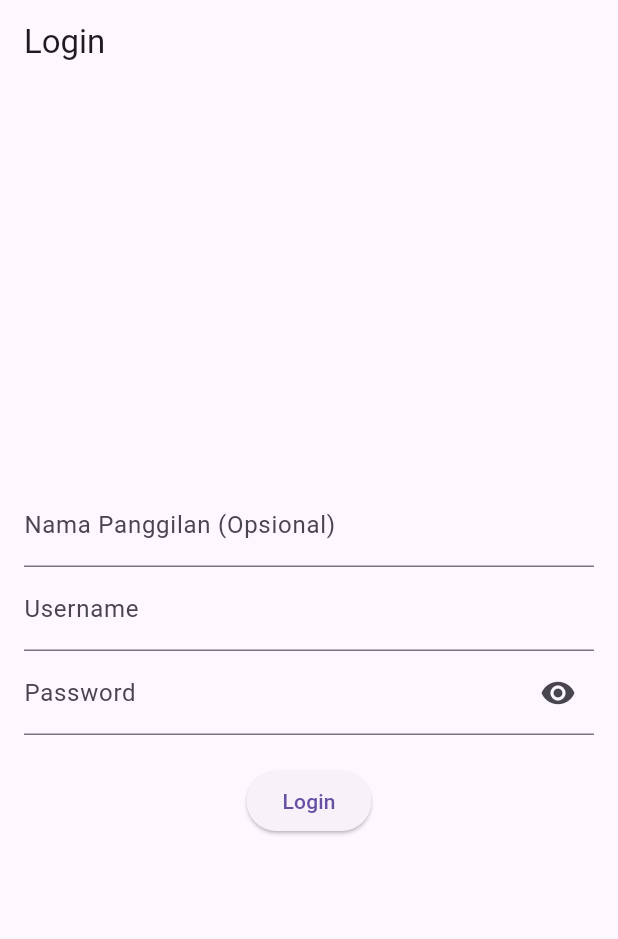
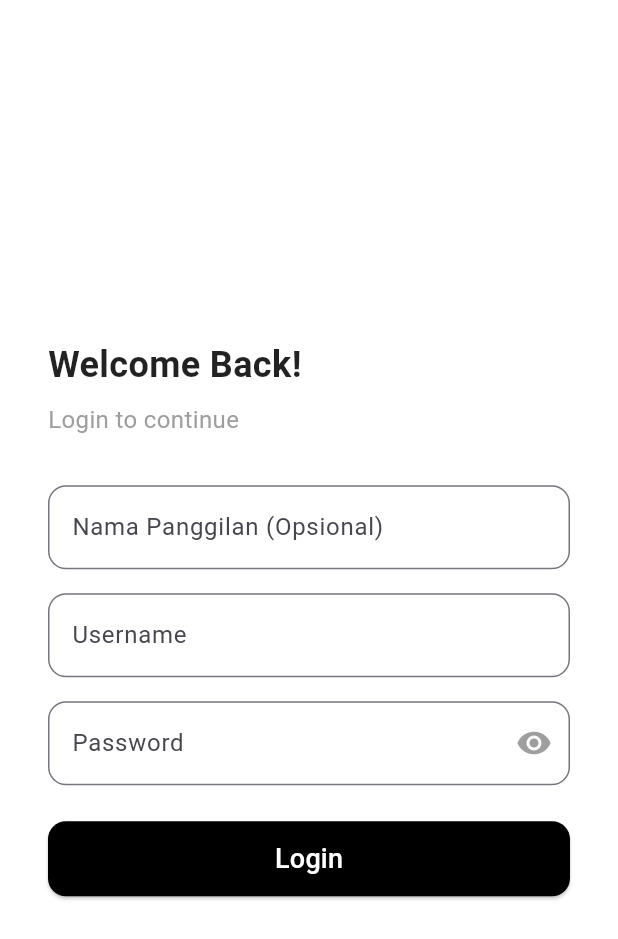
Before and after one commit to ryankananyola/Tugas3_TPM, a Flutter app: the screen it shows after launch, on a phone screen of 412 x 824 dp. Shown: the top 939 px of the screen. Run offline on Flutter 3.47's test engine with Material 3 defaults, Android fonts, the phone set to English and light mode, and no system bars; our stand-ins replace flutter_map, geolocator, latlong2, shared_preferences.

Commit message:
update UI

```diff
--- a/tugas3tpm_klp/lib/pages/login_page.dart
+++ b/tugas3tpm_klp/lib/pages/login_page.dart
@@ -11,7 +11,7 @@ class _LoginPageState extends State<LoginPage> {
   final TextEditingController _usernameController = TextEditingController();
   final TextEditingController _passwordController = TextEditingController();
   final TextEditingController _nicknameController = TextEditingController();
-  bool _obscureText = true; // Untuk menyembunyikan/tampilkan password
+  bool _obscureText = true;
 
   @override
   void initState() {
@@ -35,7 +35,7 @@ class _LoginPageState extends State<LoginPage> {
     String password = _passwordController.text.trim();
     String nickname = _nicknameController.text.trim();
 
-    if (username == 'admin' && password == '1234') {
+    if (username == 'anda' && password == '54321') {
       SharedPreferences prefs = await SharedPreferences.getInstance();
       await prefs.setBool('isLoggedIn', true);
       await prefs.setString('username', username);
@@ -55,41 +55,83 @@ class _LoginPageState extends State<LoginPage> {
   @override
   Widget build(BuildContext context) {
     return Scaffold(
-      appBar: AppBar(title: Text('Login')),
-      body: Padding(
-        padding: EdgeInsets.all(16.0),
+      backgroundColor: Colors.white,
+      body: Center(
+        child: Padding(
+          padding: EdgeInsets.symmetric(horizontal: 32),
           child: Column(
             mainAxisAlignment: MainAxisAlignment.center,
+            crossAxisAlignment: CrossAxisAlignment.start,
             children: [
+              Text(
+                'Welcome Back!',
+                style: TextStyle(
+                  fontSize: 24,
+                  fontWeight: FontWeight.bold,
+                  color: Colors.black87,
+                ),
+              ),
+              SizedBox(height: 8),
+              Text(
+                'Login to continue',
+                style: TextStyle(fontSize: 16, color: Colors.grey),
+              ),
+              SizedBox(height: 32),
               TextField(
                 controller: _nicknameController,
-              decoration: InputDecoration(labelText: 'Nama Panggilan (Opsional)'),
+                decoration: InputDecoration(
+                  labelText: 'Nama Panggilan (Opsional)',
+                  border: OutlineInputBorder(borderRadius: BorderRadius.circular(12)),
                 ),
+              ),
+              SizedBox(height: 16),
               TextField(
                 controller: _usernameController,
-              decoration: InputDecoration(labelText: 'Username'),
+                decoration: InputDecoration(
+                  labelText: 'Username',
+                  border: OutlineInputBorder(borderRadius: BorderRadius.circular(12)),
                 ),
+              ),
+              SizedBox(height: 16),
               TextField(
                 controller: _passwordController,
                 obscureText: _obscureText,
                 decoration: InputDecoration(
                   labelText: 'Password',
+                  border: OutlineInputBorder(borderRadius: BorderRadius.circular(12)),
                   suffixIcon: IconButton(
-                  icon: Icon(_obscureText ? Icons.visibility : Icons.visibility_off),
+                    icon: Icon(
+                      _obscureText ? Icons.visibility : Icons.visibility_off,
+                      color: Colors.grey,
+                    ),
                     onPressed: () {
                       setState(() {
-                      _obscureText = !_obscureText; // Toggle tampilan password
+                        _obscureText = !_obscureText;
                       });
                     },
                   ),
                 ),
               ),
-            SizedBox(height: 20),
-            ElevatedButton(
+              SizedBox(height: 24),
+              SizedBox(
+                width: double.infinity,
+                height: 50,
+                child: ElevatedButton(
                   onPressed: _login,
-              child: Text('Login'),
+                  style: ElevatedButton.styleFrom(
+                    backgroundColor: Colors.black,
+                    shape: RoundedRectangleBorder(
+                      borderRadius: BorderRadius.circular(12),
+                    ),
+                  ),
+                  child: Text(
+                    'Login',
+                    style: TextStyle(fontSize: 18, color: Colors.white),
+                  ),
+                ),
               ),
             ],
+          ),
         ),
       ),
     );
```
Also changed, not shown: tugas3tpm_klp/lib/pages/features/stopwatch_page.dart (+29 -69 lines), tugas3tpm_klp/lib/pages/help_page.dart (+51 -0 lines), tugas3tpm_klp/lib/pages/home_page.dart (+54 -85 lines). Lines whose indentation alone changed are shown as unchanged.
